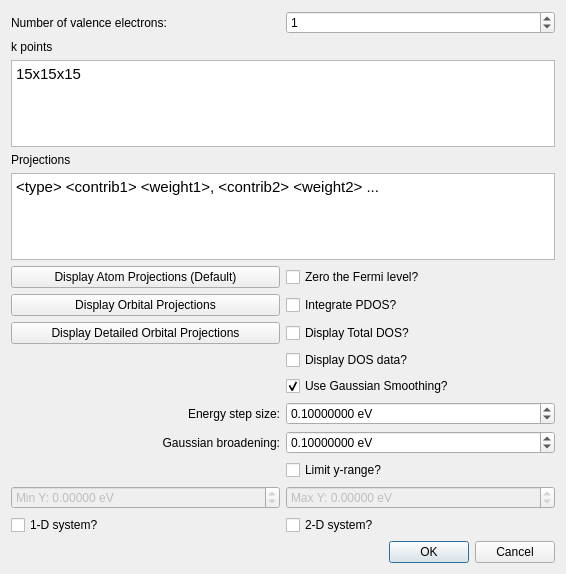
First picture: the form in libavogadro/src/extensions/yaehmop/yaehmopprojecteddosdialog.ui, repository SSeBastian3/avogadro, before the edit.
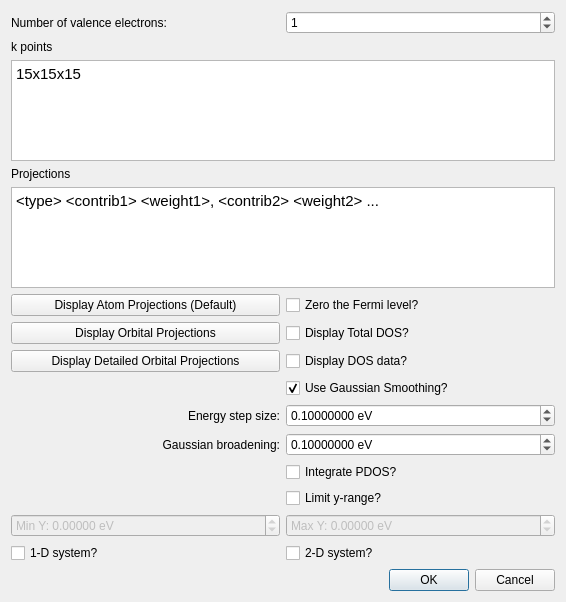
Second picture: the form after the edit.

Commit message: Only allow integrating PDOS if we are using smoothing

What changed in the file:
```diff
--- a/libavogadro/src/extensions/yaehmop/yaehmopprojecteddosdialog.ui
+++ b/libavogadro/src/extensions/yaehmop/yaehmopprojecteddosdialog.ui
@@ -7,20 +7,13 @@
     <x>0</x>
     <y>0</y>
     <width>566</width>
-    <height>574</height>
+    <height>602</height>
    </rect>
   </property>
   <property name="windowTitle">
    <string>Yaehmop Projected DOS</string>
   </property>
   <layout class="QGridLayout" name="gridLayout">
-   <item row="11" column="1">
-    <widget class="QCheckBox" name="cb_displayTotalDOS">
-     <property name="text">
-      <string>Display Total DOS?</string>
-     </property>
-    </widget>
-   </item>
    <item row="6" column="0">
     <widget class="QLabel" name="label_5">
      <property name="text">
@@ -173,7 +166,7 @@
      </property>
     </widget>
    </item>
-   <item row="22" column="0" colspan="2">
+   <item row="23" column="0" colspan="2">
     <widget class="QDialogButtonBox" name="buttonBox">
      <property name="orientation">
       <enum>Qt::Horizontal</enum>
@@ -183,7 +176,7 @@
      </property>
     </widget>
    </item>
-   <item row="20" column="1">
+   <item row="21" column="1">
     <widget class="QDoubleSpinBox" name="spin_maxY">
      <property name="enabled">
       <bool>false</bool>
@@ -205,17 +198,7 @@
      </property>
     </widget>
    </item>
-   <item row="12" column="1">
-    <widget class="QCheckBox" name="cb_displayData">
-     <property name="toolTip">
-      <string>&lt;html&gt;&lt;head/&gt;&lt;body&gt;&lt;p&gt;Whether or not to display the density of states data in a&lt;/p&gt;&lt;p&gt;pop-up box after the calculation finishes.&lt;/p&gt;&lt;p&gt;&lt;br/&gt;&lt;/p&gt;&lt;p&gt;Data may be copied and pasted into a separate file.&lt;/p&gt;&lt;p&gt;Default: off&lt;/p&gt;&lt;/body&gt;&lt;/html&gt;</string>
-     </property>
-     <property name="text">
-      <string>Display DOS data?</string>
-     </property>
-    </widget>
-   </item>
-   <item row="20" column="0">
+   <item row="21" column="0">
     <widget class="QDoubleSpinBox" name="spin_minY">
      <property name="enabled">
       <bool>false</bool>
@@ -247,7 +230,7 @@
      </property>
     </widget>
    </item>
-   <item row="17" column="1">
+   <item row="18" column="1">
     <widget class="QCheckBox" name="cb_limitY">
      <property name="toolTip">
       <string>&lt;html&gt;&lt;head/&gt;&lt;body&gt;&lt;p&gt;Limit the y-range?&lt;/p&gt;&lt;p&gt;&lt;br/&gt;&lt;/p&gt;&lt;p&gt;Default: off&lt;/p&gt;&lt;/body&gt;&lt;/html&gt;</string>
@@ -271,7 +254,7 @@
      </property>
     </widget>
    </item>
-   <item row="21" column="0">
+   <item row="22" column="0">
     <widget class="QCheckBox" name="cb_1DSystem">
      <property name="toolTip">
       <string>&lt;html&gt;&lt;head/&gt;&lt;body&gt;&lt;p&gt;If this box is checked, periodicity will only be along the A lattice vector.&lt;/p&gt;&lt;/body&gt;&lt;/html&gt;</string>
@@ -281,7 +264,7 @@
      </property>
     </widget>
    </item>
-   <item row="21" column="1">
+   <item row="22" column="1">
     <widget class="QCheckBox" name="cb_2DSystem">
      <property name="toolTip">
       <string>&lt;html&gt;&lt;head/&gt;&lt;body&gt;&lt;p&gt;If this box is checked, periodicity will only be along the A and B lattice vectors.&lt;/p&gt;&lt;/body&gt;&lt;/html&gt;</string>
@@ -298,16 +281,6 @@
      </property>
     </widget>
    </item>
-   <item row="10" column="1">
-    <widget class="QCheckBox" name="cb_integratePDOS">
-     <property name="toolTip">
-      <string>&lt;html&gt;&lt;head/&gt;&lt;body&gt;&lt;p&gt;Whether or not to integrate the Projected DOS&lt;/p&gt;&lt;p&gt;The integrations will show up in the same plot as thinner lines having the same color as their corresponding PDOS curve&lt;/p&gt;&lt;/body&gt;&lt;/html&gt;</string>
-     </property>
-     <property name="text">
-      <string>Integrate PDOS?</string>
-     </property>
-    </widget>
-   </item>
    <item row="10" column="0">
     <widget class="QPushButton" name="push_displayOrbitalProj">
      <property name="text">
@@ -322,6 +295,33 @@
      </property>
     </widget>
    </item>
+   <item row="17" column="1">
+    <widget class="QCheckBox" name="cb_integratePDOS">
+     <property name="toolTip">
+      <string>&lt;html&gt;&lt;head/&gt;&lt;body&gt;&lt;p&gt;Whether or not to integrate the Projected DOS&lt;/p&gt;&lt;p&gt;The integrations will show up in the same plot as thinner lines having the same color as their corresponding PDOS curve&lt;/p&gt;&lt;/body&gt;&lt;/html&gt;</string>
+     </property>
+     <property name="text">
+      <string>Integrate PDOS?</string>
+     </property>
+    </widget>
+   </item>
+   <item row="10" column="1">
+    <widget class="QCheckBox" name="cb_displayTotalDOS">
+     <property name="text">
+      <string>Display Total DOS?</string>
+     </property>
+    </widget>
+   </item>
+   <item row="11" column="1">
+    <widget class="QCheckBox" name="cb_displayData">
+     <property name="toolTip">
+      <string>&lt;html&gt;&lt;head/&gt;&lt;body&gt;&lt;p&gt;Whether or not to display the density of states data in a&lt;/p&gt;&lt;p&gt;pop-up box after the calculation finishes.&lt;/p&gt;&lt;p&gt;&lt;br/&gt;&lt;/p&gt;&lt;p&gt;Data may be copied and pasted into a separate file.&lt;/p&gt;&lt;p&gt;Default: off&lt;/p&gt;&lt;/body&gt;&lt;/html&gt;</string>
+     </property>
+     <property name="text">
+      <string>Display DOS data?</string>
+     </property>
+    </widget>
+   </item>
   </layout>
  </widget>
  <tabstops>
```
Left out of the diff: 17 changed lines with no effect on the pictures. The commit also changes 1 other file.
